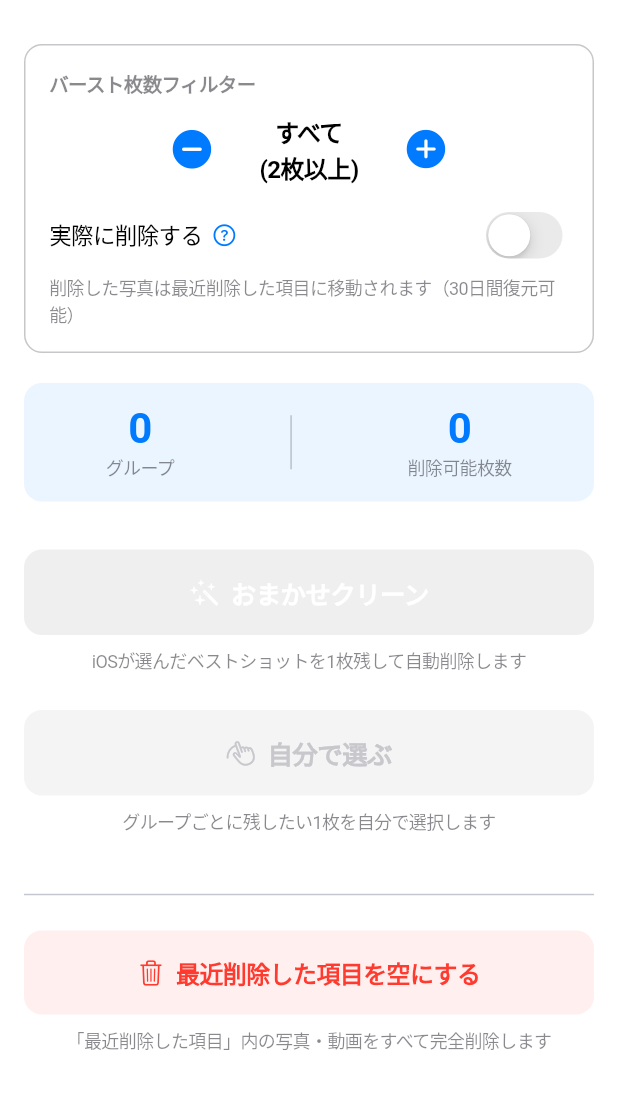
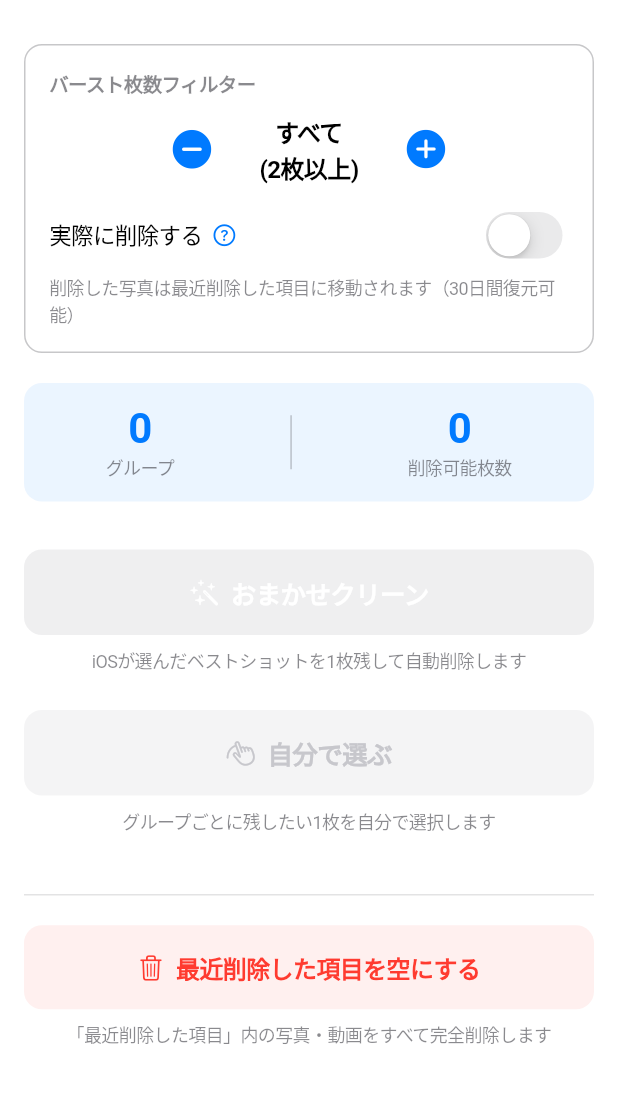
Before and after one commit to tomoyuki0512-hub/onp-quiz-app, a Flutter app: the screen it shows after launch, on a phone screen of 412 x 824 dp, the part 52-1161 px from its top. Run offline on Flutter 3.47's test engine with Material 3 defaults, Android fonts, the phone set to English and light mode, and no system bars; missing offline and left inert: photo_manager.

Commit message:
Fix build error: replace const Divider() with Cupertino separator
Divider is a Material widget not available via flutter/cupertino.dart,
causing a 'Not a constant expression' compile error. Replaced with a
0.5pt Container using CupertinoColors.separator.

https://claude.ai/code/session_01SoqHF3J3E8ZCNxniZsKxhE

```diff
--- a/lib/screens/home_screen.dart
+++ b/lib/screens/home_screen.dart
@@ -612,9 +612,12 @@ class _HomeScreenState extends State<HomeScreen> {
           ),
           textAlign: TextAlign.center,
         ),
-        const SizedBox(height: 32),
-        const Divider(),
-        const SizedBox(height: 16),
+        const SizedBox(height: 40),
+        Container(
+          height: 0.5,
+          color: CupertinoColors.separator.resolveFrom(context),
+        ),
+        const SizedBox(height: 20),
         CupertinoButton(
           onPressed: _emptyRecentlyDeleted,
           color: CupertinoColors.systemRed.withOpacity(0.08),
```
